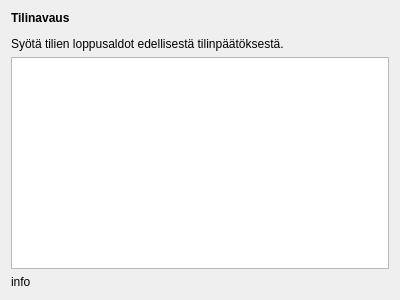
artoh/kitupiikki, file kitupiikki/maaritys/tilinavaus.ui: the form before one commit.
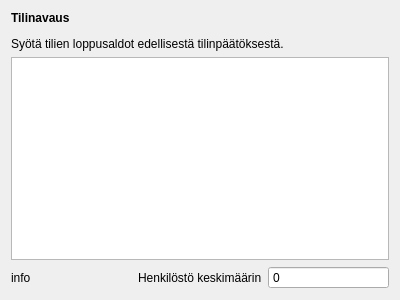
The form after the commit.

Commit message: Henkilöstömäärä tilinavaukseen

```diff
--- a/kitupiikki/maaritys/tilinavaus.ui
+++ b/kitupiikki/maaritys/tilinavaus.ui
@@ -37,6 +37,23 @@
        </property>
       </widget>
      </item>
+     <item>
+      <widget class="QLabel" name="label_2">
+       <property name="text">
+        <string>Henkilöstö keskimäärin</string>
+       </property>
+      </widget>
+     </item>
+     <item>
+      <widget class="QSpinBox" name="henkilostoSpin">
+       <property name="buttonSymbols">
+        <enum>QAbstractSpinBox::NoButtons</enum>
+       </property>
+       <property name="maximum">
+        <number>999999</number>
+       </property>
+      </widget>
+     </item>
     </layout>
    </item>
   </layout>
```
The commit also changes 8 other files.
